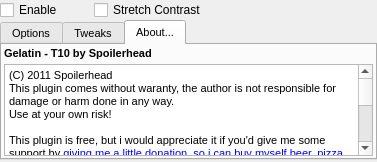
First picture: the form in Gelatin/GelatinPlugin.ui, repository spoilerhead/asp_plugins, before the edit.
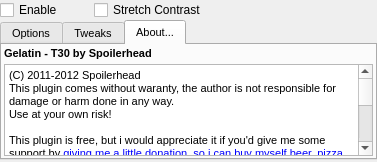
Second picture: the form after the edit. The open tabs and pages were chosen to show the change. Custom widgets are drawn as their Qt base class.

The edit to the form file:
```diff
--- a/Gelatin/GelatinPlugin.ui
+++ b/Gelatin/GelatinPlugin.ui
@@ -658,20 +658,20 @@
           </size>
          </property>
          <property name="html">
-          <string>&lt;!DOCTYPE HTML PUBLIC &quot;-//W3C//DTD HTML 4.0//EN&quot; &quot;http://www.w3.org/TR/REC-html40/strict.dtd&quot;&gt;
+          <string notr="true">&lt;!DOCTYPE HTML PUBLIC &quot;-//W3C//DTD HTML 4.0//EN&quot; &quot;http://www.w3.org/TR/REC-html40/strict.dtd&quot;&gt;
 &lt;html&gt;&lt;head&gt;&lt;meta name=&quot;qrichtext&quot; content=&quot;1&quot; /&gt;&lt;style type=&quot;text/css&quot;&gt;
 p, li { white-space: pre-wrap; }
-&lt;/style&gt;&lt;/head&gt;&lt;body style=&quot; font-family:'Sans'; font-size:8pt; font-weight:400; font-style:normal;&quot;&gt;
-&lt;p style=&quot; margin-top:0px; margin-bottom:0px; margin-left:0px; margin-right:0px; -qt-block-indent:0; text-indent:0px;&quot;&gt;(C) 2011 Spoilerhead&lt;/p&gt;
-&lt;p style=&quot; margin-top:0px; margin-bottom:0px; margin-left:0px; margin-right:0px; -qt-block-indent:0; text-indent:0px;&quot;&gt;This plugin comes without waranty, the author is not responsible for damage or harm done in any way.&lt;/p&gt;
-&lt;p style=&quot; margin-top:0px; margin-bottom:0px; margin-left:0px; margin-right:0px; -qt-block-indent:0; text-indent:0px;&quot;&gt;Use at your own risk!&lt;/p&gt;
-&lt;p style=&quot;-qt-paragraph-type:empty; margin-top:0px; margin-bottom:0px; margin-left:0px; margin-right:0px; -qt-block-indent:0; text-indent:0px;&quot;&gt;&lt;/p&gt;
-&lt;p style=&quot; margin-top:0px; margin-bottom:0px; margin-left:0px; margin-right:0px; -qt-block-indent:0; text-indent:0px;&quot;&gt;This plugin is free, but i would appreciate it if you'd give me some support by &lt;a href=&quot;http://web.student.tuwien.ac.at/~e0326004/bibble/&quot;&gt;&lt;span style=&quot; text-decoration: underline; color:#0000ff;&quot;&gt;giving me a little donation, so i can buy myself beer, pizza and most important: coffee&lt;/span&gt;&lt;/a&gt;&lt;/p&gt;
-&lt;p style=&quot; margin-top:0px; margin-bottom:0px; margin-left:0px; margin-right:0px; -qt-block-indent:0; text-indent:0px;&quot;&gt;This Plugin is currently not open source.&lt;/p&gt;
-&lt;p style=&quot;-qt-paragraph-type:empty; margin-top:0px; margin-bottom:0px; margin-left:0px; margin-right:0px; -qt-block-indent:0; text-indent:0px;&quot;&gt;&lt;/p&gt;
-&lt;p style=&quot; margin-top:0px; margin-bottom:0px; margin-left:0px; margin-right:0px; -qt-block-indent:0; text-indent:0px;&quot;&gt;Names and trademarks re used only for identification purposes. all rights remain with their owner. This plugin is an homage to classical film stock. Please support the companies that still produce film stock and allow us to create stunning pictures without even turning on our computers.&lt;/p&gt;
-&lt;p style=&quot;-qt-paragraph-type:empty; margin-top:0px; margin-bottom:0px; margin-left:0px; margin-right:0px; -qt-block-indent:0; text-indent:0px;&quot;&gt;&lt;/p&gt;
-&lt;p style=&quot;-qt-paragraph-type:empty; margin-top:0px; margin-bottom:0px; margin-left:0px; margin-right:0px; -qt-block-indent:0; text-indent:0px; text-decoration: underline; color:#0000ff;&quot;&gt;&lt;/p&gt;&lt;/body&gt;&lt;/html&gt;</string>
+&lt;/style&gt;&lt;/head&gt;&lt;body style=&quot; font-family:'Sans Serif'; font-size:8pt; font-weight:400; font-style:normal;&quot;&gt;
+&lt;p style=&quot; margin-top:0px; margin-bottom:0px; margin-left:0px; margin-right:0px; -qt-block-indent:0; text-indent:0px;&quot;&gt;&lt;span style=&quot; font-family:'Sans';&quot;&gt;(C) 2011-2012 Spoilerhead&lt;/span&gt;&lt;/p&gt;
+&lt;p style=&quot; margin-top:0px; margin-bottom:0px; margin-left:0px; margin-right:0px; -qt-block-indent:0; text-indent:0px;&quot;&gt;&lt;span style=&quot; font-family:'Sans';&quot;&gt;This plugin comes without waranty, the author is not responsible for damage or harm done in any way.&lt;/span&gt;&lt;/p&gt;
+&lt;p style=&quot; margin-top:0px; margin-bottom:0px; margin-left:0px; margin-right:0px; -qt-block-indent:0; text-indent:0px;&quot;&gt;&lt;span style=&quot; font-family:'Sans';&quot;&gt;Use at your own risk!&lt;/span&gt;&lt;/p&gt;
+&lt;p style=&quot;-qt-paragraph-type:empty; margin-top:0px; margin-bottom:0px; margin-left:0px; margin-right:0px; -qt-block-indent:0; text-indent:0px; font-family:'Sans';&quot;&gt;&lt;/p&gt;
+&lt;p style=&quot; margin-top:0px; margin-bottom:0px; margin-left:0px; margin-right:0px; -qt-block-indent:0; text-indent:0px;&quot;&gt;&lt;span style=&quot; font-family:'Sans';&quot;&gt;This plugin is free, but i would appreciate it if you'd give me some support by &lt;/span&gt;&lt;a href=&quot;http://web.student.tuwien.ac.at/~e0326004/bibble/&quot;&gt;&lt;span style=&quot; font-family:'Sans'; text-decoration: underline; color:#0000ff;&quot;&gt;giving me a little donation, so i can buy myself beer, pizza and most important: coffee&lt;/span&gt;&lt;/a&gt;&lt;/p&gt;
+&lt;p style=&quot; margin-top:0px; margin-bottom:0px; margin-left:0px; margin-right:0px; -qt-block-indent:0; text-indent:0px;&quot;&gt;&lt;span style=&quot; font-family:'Sans';&quot;&gt;This Plugin is currently not open source.&lt;/span&gt;&lt;/p&gt;
+&lt;p style=&quot;-qt-paragraph-type:empty; margin-top:0px; margin-bottom:0px; margin-left:0px; margin-right:0px; -qt-block-indent:0; text-indent:0px; font-family:'Sans';&quot;&gt;&lt;/p&gt;
+&lt;p style=&quot; margin-top:0px; margin-bottom:0px; margin-left:0px; margin-right:0px; -qt-block-indent:0; text-indent:0px;&quot;&gt;&lt;span style=&quot; font-family:'Sans';&quot;&gt;Names and trademarks re used only for identification purposes. all rights remain with their owner. This plugin is an homage to classical film stock. Please support the companies that still produce film stock and allow us to create stunning pictures without even turning on our computers.&lt;/span&gt;&lt;/p&gt;
+&lt;p style=&quot;-qt-paragraph-type:empty; margin-top:0px; margin-bottom:0px; margin-left:0px; margin-right:0px; -qt-block-indent:0; text-indent:0px; font-family:'Sans';&quot;&gt;&lt;/p&gt;
+&lt;p style=&quot;-qt-paragraph-type:empty; margin-top:0px; margin-bottom:0px; margin-left:0px; margin-right:0px; -qt-block-indent:0; text-indent:0px; font-family:'Sans'; text-decoration: underline; color:#0000ff;&quot;&gt;&lt;/p&gt;&lt;/body&gt;&lt;/html&gt;</string>
          </property>
          <property name="openExternalLinks">
           <bool>true</bool>
@@ -687,7 +687,7 @@
           </font>
          </property>
          <property name="text">
-          <string notr="true" extracomment="version info">Gelatin - T10 by Spoilerhead</string>
+          <string notr="true" extracomment="version info">Gelatin - T30 by Spoilerhead</string>
          </property>
         </widget>
        </item>
```
Left out of the diff: 2 changed lines with no effect on the pictures.
